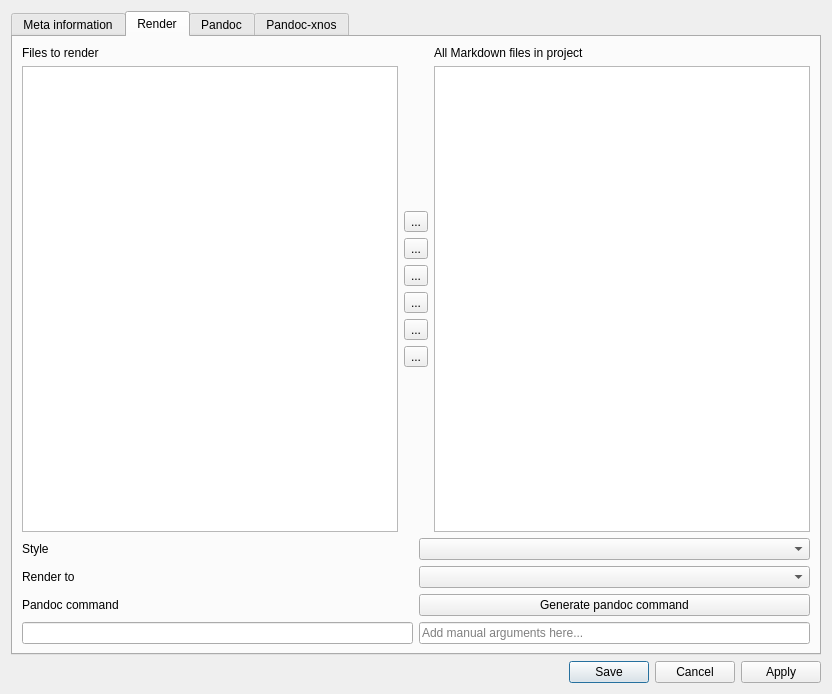
Qt form ui/project_settings_dialog.ui (lasest/manuwrite) before a commit.
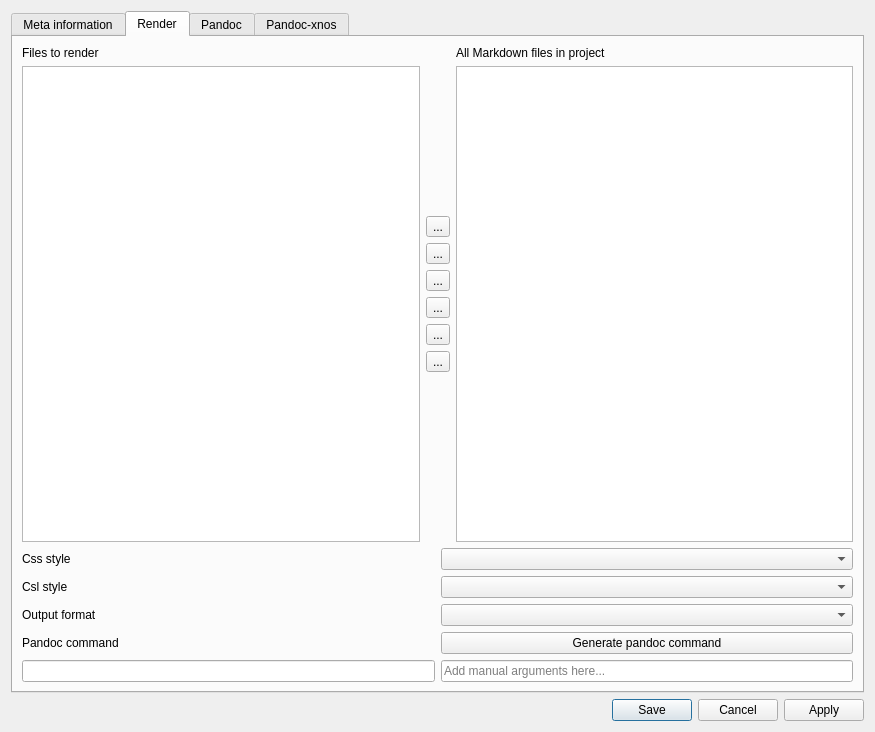
The same form after that commit. The open tabs and pages were chosen to show the change.

Commit message: Added scanning for csl styles and chossing csl style through gui

```diff
--- a/ui/project_settings_dialog.ui
+++ b/ui/project_settings_dialog.ui
@@ -6,8 +6,8 @@
    <rect>
     <x>0</x>
     <y>0</y>
-    <width>832</width>
-    <height>694</height>
+    <width>875</width>
+    <height>732</height>
    </rect>
   </property>
   <property name="windowTitle">
@@ -306,12 +306,26 @@
            <item>
             <widget class="QLabel" name="StyleLabel">
              <property name="text">
-              <string>Style</string>
+              <string>Css style</string>
              </property>
             </widget>
            </item>
            <item>
-            <widget class="QComboBox" name="StyleCombobox"/>
+            <widget class="QComboBox" name="CssStyleCombobox"/>
+           </item>
+          </layout>
+         </item>
+         <item>
+          <layout class="QHBoxLayout" name="CslHorizontalLayout">
+           <item>
+            <widget class="QLabel" name="CslStyleLabel">
+             <property name="text">
+              <string>Csl style</string>
+             </property>
+            </widget>
+           </item>
+           <item>
+            <widget class="QComboBox" name="CslStyleCombobox"/>
            </item>
           </layout>
          </item>
@@ -320,7 +334,7 @@
            <item>
             <widget class="QLabel" name="RenderToLabel">
              <property name="text">
-              <string>Render to</string>
+              <string>Output format</string>
              </property>
             </widget>
            </item>
```
Left out of the diff: 12 changed lines with no effect on the pictures. The commit also changes 4 other files.
